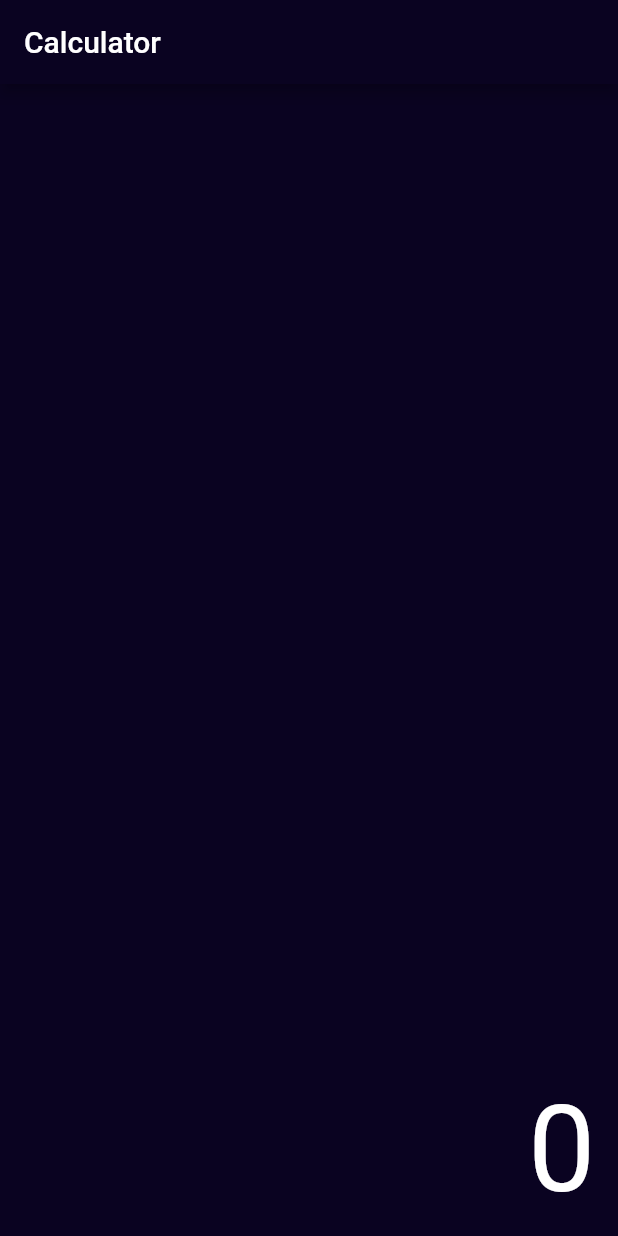
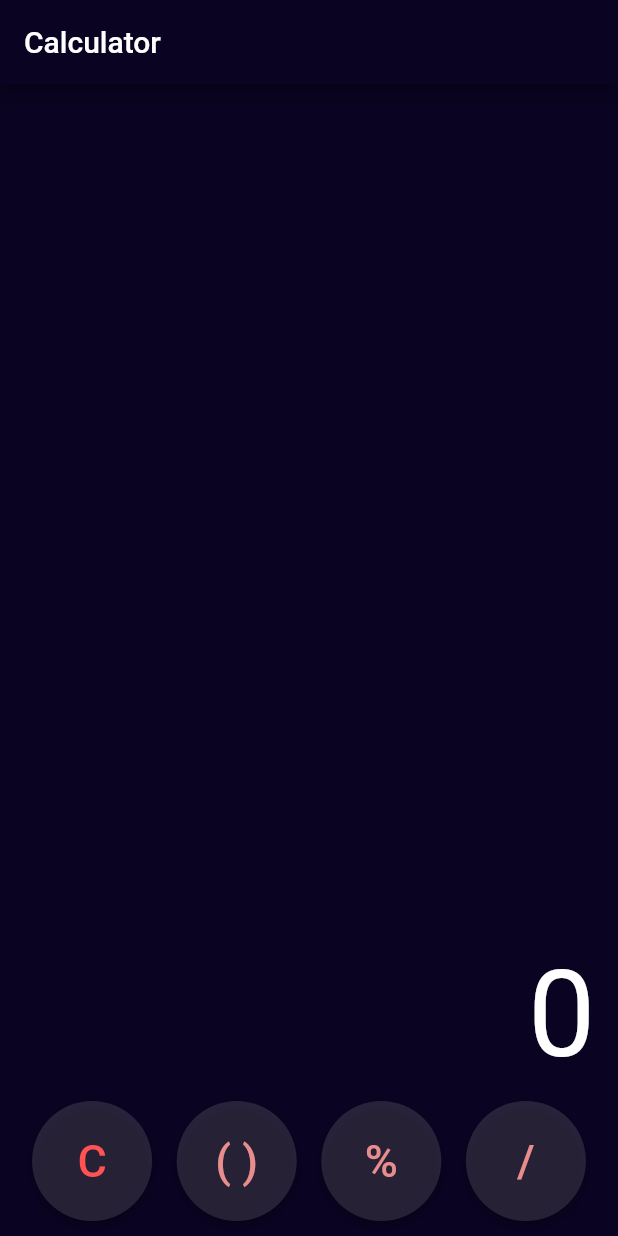
Before and after one commit to UdeepaSandakal/calculator, a Flutter app: the screen it shows after launch, on a phone screen of 412 x 824 dp. Run offline on Flutter 3.47's test engine with Material 2 defaults, Android fonts, the phone set to English and light mode, and no system bars.

Commit message:
creating numberpad row-1

```diff
--- a/lib/calculator.dart
+++ b/lib/calculator.dart
@@ -47,6 +47,19 @@ class _CalculatorState extends State<Calculator> {
                 )
               ],
             ),
+            Row(
+              mainAxisAlignment: MainAxisAlignment.spaceEvenly,
+              children: [
+                numButton("C", Colors.white12, Colors.redAccent),
+                numButton(
+                    "( )", Colors.white12, Color.fromARGB(255, 231, 141, 141)),
+                numButton(
+                    "%", Colors.white12, Color.fromARGB(255, 231, 141, 141)),
+                numButton(
+                    "/", Colors.white12, Color.fromARGB(255, 231, 141, 141)),
+              ],
+            ),
+            SizedBox(height: 10),
           ],
         ),
       ),
```
